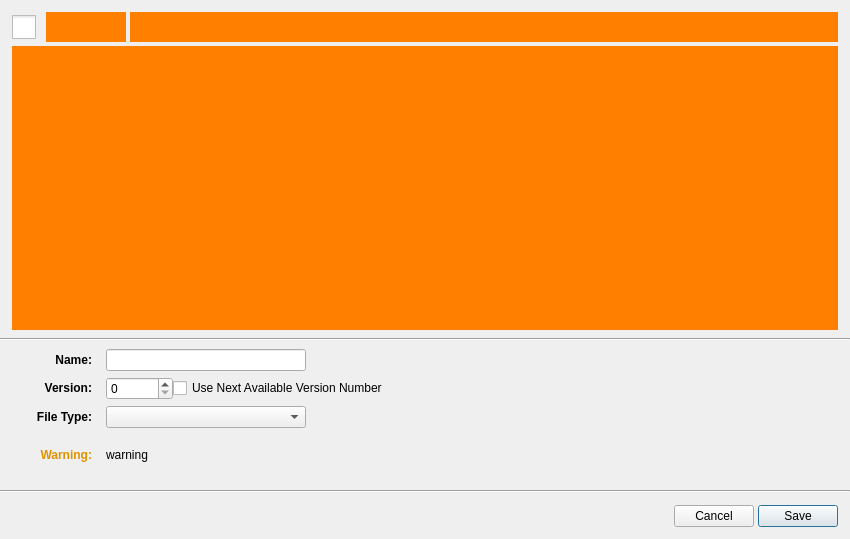
Before: the Qt Designer form resources/file_save_form.ui in shotgunsoftware/tk-multi-workfiles2, drawn with Qt 5.
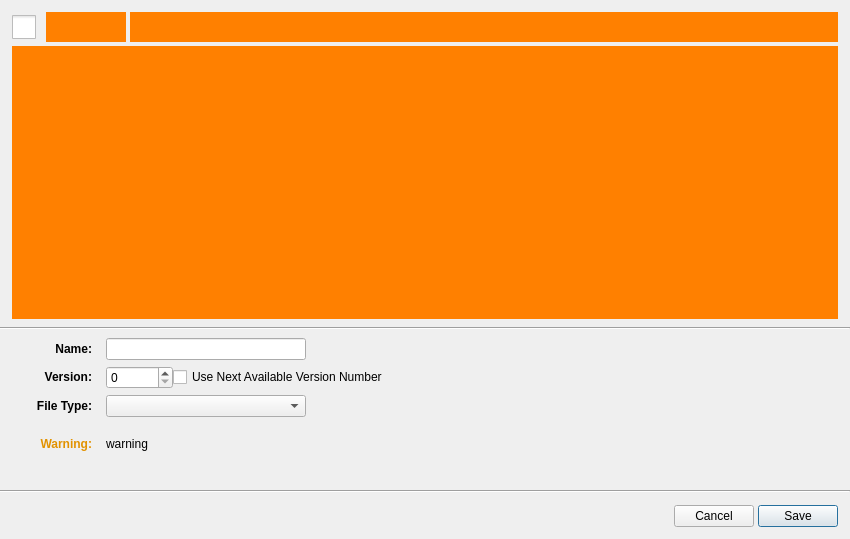
After: the same form once the commit is applied. The open tabs and pages were chosen to show the change. Icons and pictures are not drawn. Custom widgets are drawn as their Qt base class.

```diff
--- a/resources/file_save_form.ui
+++ b/resources/file_save_form.ui
@@ -443,6 +443,12 @@
            </property>
            <item row="0" column="1">
             <widget class="QLabel" name="warning">
+             <property name="minimumSize">
+              <size>
+               <width>0</width>
+               <height>45</height>
+              </size>
+             </property>
              <property name="text">
               <string>warning</string>
              </property>
```
Left out of the diff: 5 changed lines with no effect on the pictures.
